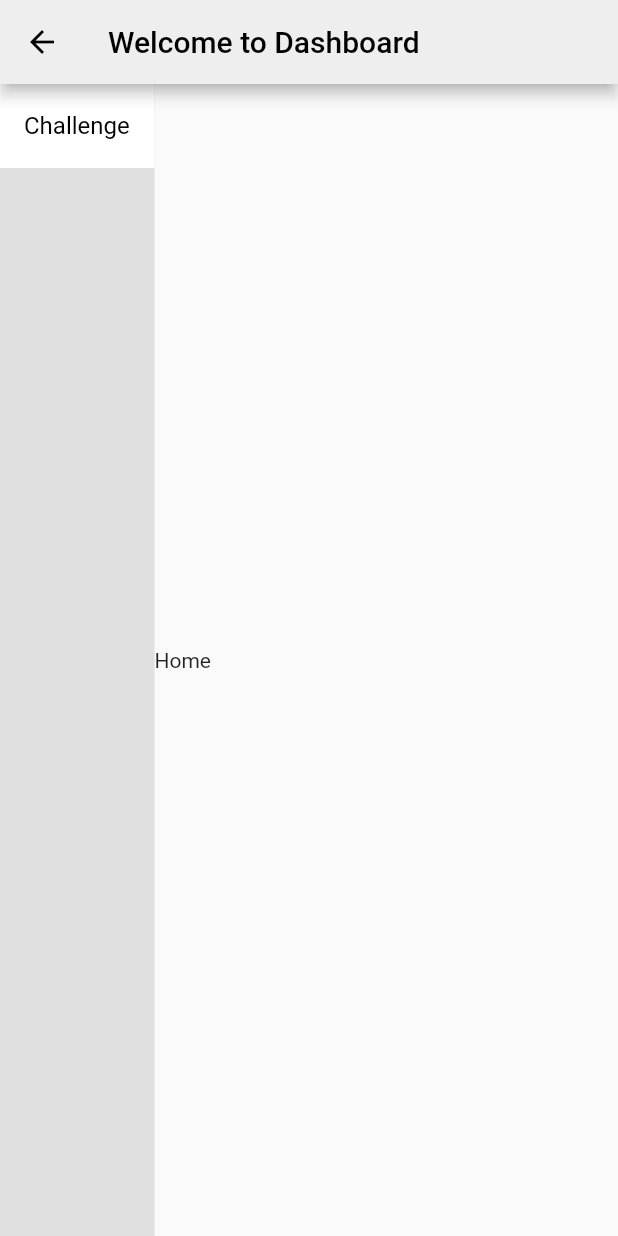
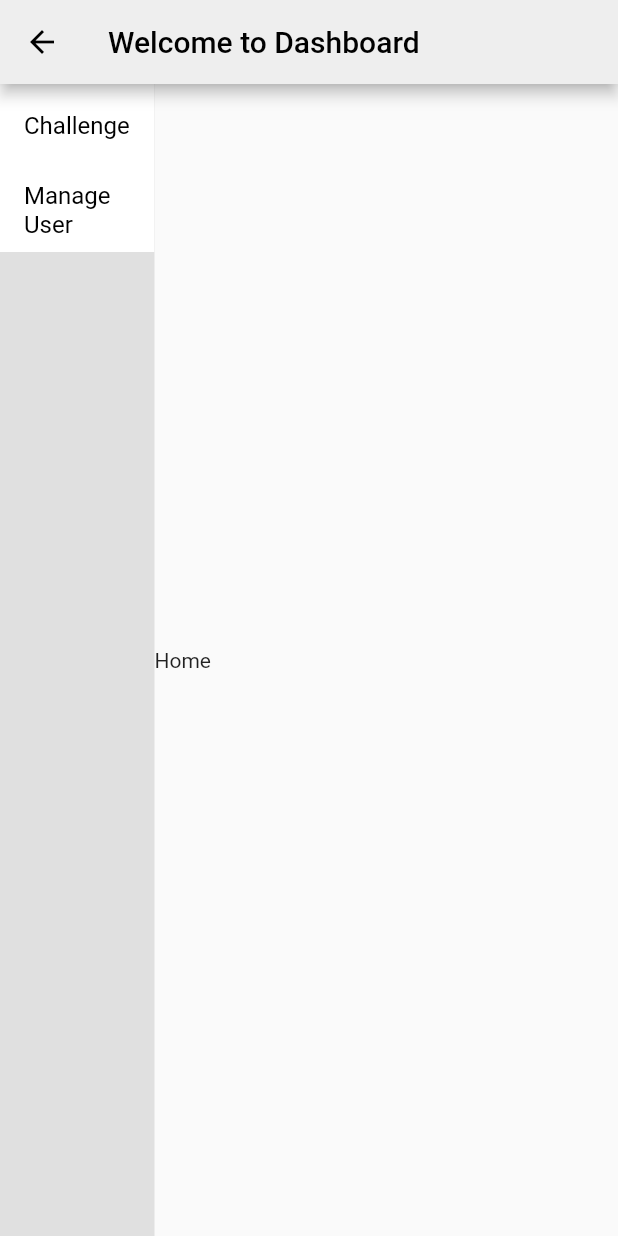
Before and after one commit to aifrosals/monopoly, a Flutter app: the AdminDashboard screen opened directly, on a phone screen of 412 x 824 dp. Run offline on Flutter 3.47's test engine with Material 2 defaults, Android fonts, the phone set to English and light mode, and no system bars; our stand-ins replace audioplayers, connectivity, shared_preferences, socket_io_client; missing offline and left inert: flutter_cube; accounts and stored records are empty.

Commit message:
user info web

```diff
--- a/lib/api/api_constants.dart
+++ b/lib/api/api_constants.dart
@@ -1,6 +1,6 @@
 class ApiConstants {
- static const String domain = 'http://192.168.10.3:3000/';
- static const String socketPoint = 'http://192.168.10.3:3000/';
+  static const String domain = 'http://172.168.1.107:3000/';
+  static const String socketPoint = 'http://172.168.1.107:3000/';
 
   // static const String domain = 'https://desolate-sierra-90130.herokuapp.com/';
   // static const String socketPoint =
@@ -27,8 +27,13 @@ class ApiConstants {
 
   /// Admin
   static const String adminLogin = 'adminLogin';
+
+  /// Admin Question
   static const String addQuestion = 'addQuestion';
   static const String getQuestions = 'getQuestions';
   static const String updateQuestion = 'updateQuestion';
   static const String deleteQuestion = 'deleteQuestion';
+
+  ///Admin User
+  static const String getAllUsers = 'getAllUsers';
 }
--- a/lib/models/user.dart
+++ b/lib/models/user.dart
@@ -11,7 +11,9 @@ class User {
   String serverId;
   String presence;
   int challengeProgress;
+  bool premium;
   Item items;
+  String diceUpdatedAt;
 
   User(
       {required this.id,
@@ -19,6 +21,8 @@ class User {
       required this.dice,
       required this.loops,
       required this.bonus,
+      required this.premium,
+      required this.diceUpdatedAt,
       required this.challengeProgress,
       required this.serverId,
       required this.shield,
@@ -58,6 +62,8 @@ class User {
         currentSlot: json['current_slot'] ?? 0,
         challengeProgress: json['challenge_progress'] ?? 0,
         serverId: json['_id'],
+        diceUpdatedAt: json['dice_updated_at'],
+        premium: json['premium'],
         bonus: bonus,
         items: items,
         shield: shield);
@@ -71,12 +77,10 @@ class User {
     if (dice != null) {
       if (dice! <= 2) {
         return '${dice!}/2';
-      }
-      else {
+      } else {
         return '2/2 + ${dice! - 2}';
       }
-    }
-    else {
+    } else {
       return '0/2';
     }
   }
--- a/lib/providers/user_provider.dart
+++ b/lib/providers/user_provider.dart
@@ -14,6 +14,8 @@ class UserProvider extends ChangeNotifier {
       loops: 0,
       dice: 0,
       credits: 0,
+      diceUpdatedAt: '',
+      premium: false,
       id: '',
       serverId: '',
       challengeProgress: 0,
--- a/lib/web/admin/pages/admin_dashboard.dart
+++ b/lib/web/admin/pages/admin_dashboard.dart
@@ -1,5 +1,6 @@
 import 'package:flutter/material.dart';
 import 'package:monopoly/web/admin/pages/challenge/challenge_menu.dart';
+import 'package:monopoly/web/admin/pages/user/manage_user.dart';
 
 class AdminDashboard extends StatefulWidget {
   static const String route = '/dashboard';
@@ -38,6 +39,17 @@ class _AdminDashboardState extends State<AdminDashboard> {
                           _index = 1;
                         });
                       }),
+                  ListTile(
+                      title: Text('Manage User',
+                          style: TextStyle(
+                              color:
+                                  _index == 2 ? Colors.white : Colors.black)),
+                      tileColor: _index == 2 ? Colors.black : Colors.white,
+                      onTap: () {
+                        setState(() {
+                          _index = 2;
+                        });
+                      }),
                 ],
               ),
             ),
@@ -58,6 +70,10 @@ class _AdminDashboardState extends State<AdminDashboard> {
         {
           return const ChallengeMenu();
         }
+      case 2:
+        {
+          return const ManageUserPage();
+        }
     }
   }
 }
```
Also changed, not shown: lib/pages/contact_us_page.dart (+4 -6 lines), lib/providers/admin_user_provider.dart (added, +56 -0 lines), lib/web/admin/pages/user/manage_user.dart (added, +48 -0 lines), lib/web/admin/pages/user/user_data_source.dart (added, +27 -0 lines), lib/web/admin/pages/user/user_list.dart (added, +74 -0 lines). Lines whose indentation alone changed are shown as unchanged.
